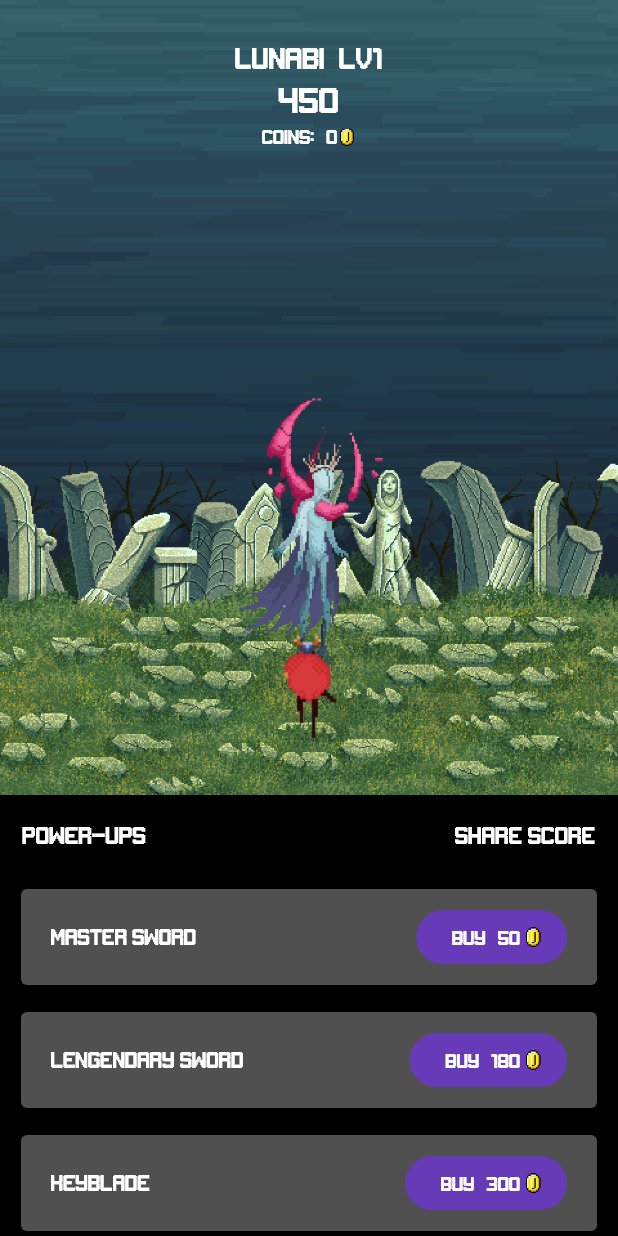
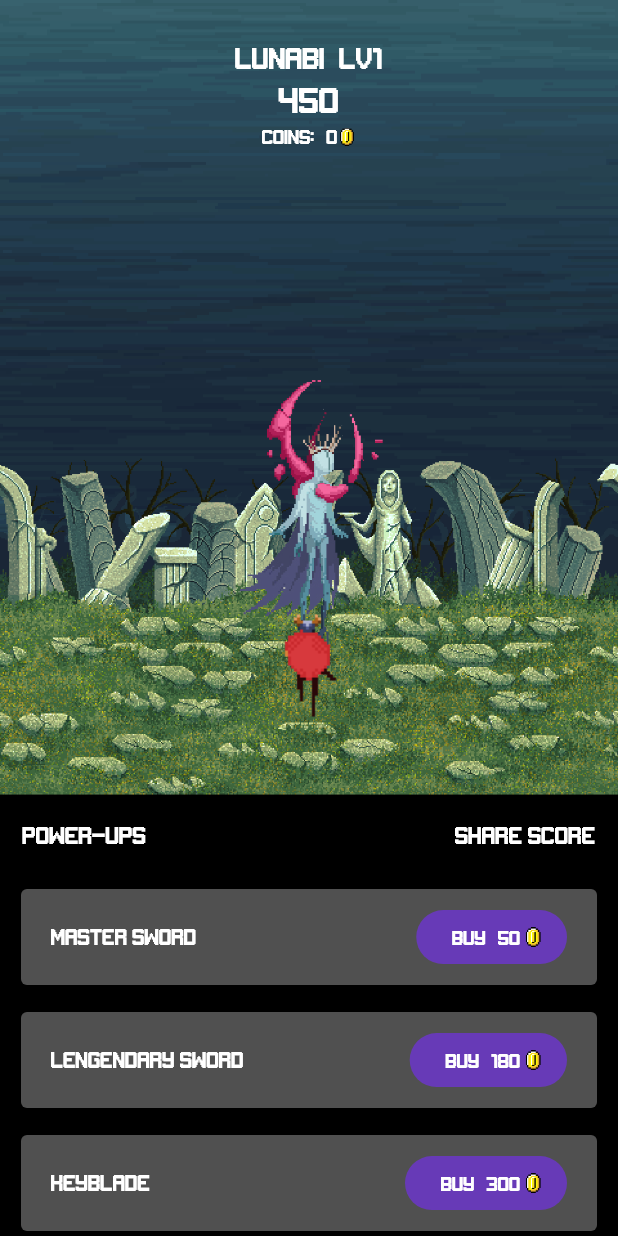
Before and after one commit to mkiisoft/taphero, a Flutter app: the Game widget shown alone on an empty page, opened directly, on a phone screen of 412 x 824 dp. Run offline on Flutter 3.47's test engine with Material 2 defaults, Android fonts, the phone set to English and light mode, and no system bars; our stand-ins replace audioplayers, share, simple_animations.

Commit message:
new layout structure

```diff
--- a/lib/game.dart
+++ b/lib/game.dart
@@ -64,8 +64,10 @@ class _GameState extends State<Game> with WidgetsBindingObserver {
   }
 
   void damage(TapDownDetails details) {
+    if (!Utils.isDesktop()) {
       hitPlayer.pause();
       hitCache.play('audio/sword.mp3');
+    }
     setState(() {
       xAxis = details.globalPosition.dx - 40.0;
       yAxis = details.globalPosition.dy - 80.0;
@@ -79,7 +81,10 @@ class _GameState extends State<Game> with WidgetsBindingObserver {
         bossIndex = (bossIndex + 1 >= bosses.length) ? 0 : ++bossIndex;
         damageBar = bosses[bossIndex].life.toDouble() * multiplier;
         earnedCoin = true;
+
+        if (!Utils.isDesktop()) {
           coinCache.play('audio/coin.mp3');
+        }
         Future.delayed(const Duration(seconds: 1), () {
           setState(() {
             earnedCoin = false;
@@ -97,13 +102,22 @@ class _GameState extends State<Game> with WidgetsBindingObserver {
     });
   }
 
+  double width(BuildContext context) {
+    return MediaQuery.of(context).size.width;
+  }
+
+  double height(BuildContext context) {
+    return MediaQuery.of(context).size.height;
+  }
+
   double listHeight(BuildContext context) {
-    var height = MediaQuery.of(context).size.height;
-    return height / 2.8;
+    return width(context) >= 700 ? height(context) : height(context) / 2.8;
   }
 
   void buyPowerUp(int index) {
+    if (!Utils.isDesktop()) {
       coinCache.play('audio/money.mp3');
+    }
     setState(() {
       if (coins >= list[index].coins) {
         coins = coins - list[index].coins;
@@ -115,10 +129,7 @@ class _GameState extends State<Game> with WidgetsBindingObserver {
 
   Widget coinVisibility(bool bought) {
     if (bought) {
-      return Container(
-        width: 0.0,
-        height: 0.0,
-      );
+      return Container();
     } else {
       return Image.asset(
         "assets/elements/coin.png",
@@ -193,206 +204,50 @@ class _GameState extends State<Game> with WidgetsBindingObserver {
     Share.share("Tap Hero: I survive until ${bosses[bossIndex].name} LV$level! Now is your turn!");
   }
 
-  @override
-  void initState() {
-    WidgetsBinding.instance.addObserver(this);
-    super.initState();
-    initPlayer();
-    if (!musicPlaying) {
-      musicPlaying = true;
-      playMusic();
+  Widget gameEngine(BuildContext context) {
+    return width(context) >= 700
+        ? Row(
+      children: <Widget>[
+        gamePanel(),
+        sidePanel(),
+      ],
+    )
+        : Column(
+      children: <Widget>[
+        gamePanel(),
+        sidePanel(),
+      ],
+    );
   }
 
-    damageBar = bosses[bossIndex].life.toDouble() * multiplier;
-  }
-
-  @override
-  void dispose() {
-    if (musicPlaying && instance != null) {
-      instance.stop();
-    }
-    WidgetsBinding.instance.removeObserver(this);
-    super.dispose();
-  }
-
-  @override
-  void didChangeAppLifecycleState(AppLifecycleState state) {
-    super.didChangeAppLifecycleState(state);
-    if (state == AppLifecycleState.inactive && instance != null) {
-      if (musicPlaying) {
-        instance.stop();
-        musicPlaying = false;
-      }
-    } else if (state == AppLifecycleState.resumed) {
-      if (!musicPlaying) {
-        musicPlaying = true;
-        playMusic();
-      }
-    }
-  }
-
-
-  @override
-  Widget build(BuildContext context) {
-    return Container(
+  Widget gamePanel() {
+    return Align(
+      // Stage panel
+      alignment: Alignment.topCenter,
+      child: Container(
+        color: Colors.transparent,
+        height: width(context) >= 700 ? height(context) : height(context) - listHeight(context),
+        width: width(context) >= 700 ? width(context) >= 700 && width(context) <= 1000 ? 400 : 700 : width(context),
         child: Stack(
-        alignment: Alignment.center,
           children: <Widget>[
             SizedBox.expand(
+              // Background
               child: Image.asset(
                 skyAsset(),
                 fit: BoxFit.cover,
               ),
             ),
             Align(
-            alignment: Alignment.bottomCenter,
-            child: Container(
-              color: Colors.black,
-              height: listHeight(context),
-              alignment: Alignment.bottomCenter,
-              child: Column(
-                mainAxisAlignment: MainAxisAlignment.spaceBetween,
-                children: <Widget>[
-                  Row(
-                    children: <Widget>[
-                      Expanded(
-                        child: Align(
-                          alignment: Alignment.centerLeft,
-                          child: Padding(
-                            padding: const EdgeInsets.symmetric(
-                                vertical: 20.0, horizontal: 15.0),
-                            child: Material(
-                              color: Colors.transparent,
-                              child: Text(
-                                "Power-Ups",
-                                style: Utils.textStyle(12.0),
-                              ),
-                            ),
-                          ),
-                        ),
-                      ),
-                      Align(
-                        alignment: Alignment.centerRight,
-                        child: GestureDetector(
-                          onTap: () => share(),
-                          child: Padding(
-                            padding: const EdgeInsets.symmetric(
-                                vertical: 20.0, horizontal: 15.0),
-                            child: Material(
-                              color: Colors.transparent,
-                              child: Text(
-                                "SHARE SCORE",
-                                style: Utils.textStyle(12.0),
-                              ),
-                            ),
-                          ),
-                        ),
-                      )
-                    ],
-                  ),
-                  Expanded(
-                    child: ScrollConfiguration(
-                      behavior: GlowBehavior(),
-                      child: ListView.builder(
-                        padding: EdgeInsets.only(
-                            bottom: 20.0, left: 10.0, right: 10.0),
-                        itemCount: list.length,
-                        itemBuilder: (context, position) {
-                          PowerUps powerUp = list[position];
-                          int bgColor =
-                              !powerUp.bought && coins >= powerUp.coins
-                                  ? 0xFF808080
-                                  : !powerUp.bought ? 0xFF505050 : 0xFF202020;
-
-                          return Padding(
-                            padding: const EdgeInsets.symmetric(
-                              vertical: 5.0,
-                            ),
-                            child: Card(
-                              color: Color(bgColor),
-                              child: Row(
-                                children: <Widget>[
-                                  Expanded(
-                                    child: Padding(
-                                      padding: const EdgeInsets.symmetric(
-                                          horizontal: 20.0),
-                                      child: Text(
-                                        powerUp.name,
-                                        style: Utils.textStyle(11.0),
-                                      ),
-                                    ),
-                                  ),
-                                  Padding(
-                                    padding: const EdgeInsets.symmetric(
-                                        vertical: 8.0, horizontal: 20.0),
-                                    child: RaisedButton(
-                                      child: Row(
-                                        children: <Widget>[
-                                          Padding(
-                                            padding: const EdgeInsets.only(
-                                                left: 8.0),
-                                            child: Text(
-                                              !powerUp.bought
-                                                  ? "BUY"
-                                                  : "BOUGTH",
-                                              style: Utils.textStyle(10.0),
-                                            ),
-                                          ),
-                                          Padding(
-                                            padding: EdgeInsets.only(
-                                                left: 8.0,
-                                                right: !powerUp.bought
-                                                    ? 2.0
-                                                    : 0.0),
-                                            child: Text(
-                                              !powerUp.bought
-                                                  ? powerUp.coins.toString()
-                                                  : "",
-                                              style: Utils.textStyle(10.0),
-                                            ),
-                                          ),
-                                          coinVisibility(powerUp.bought),
-                                        ],
-                                      ),
-                                      color: Colors.deepPurpleAccent,
-                                      disabledColor: Colors.deepPurple,
-                                      onPressed: !powerUp.bought &&
-                                              coins >= powerUp.coins
-                                          ? () => buyPowerUp(position)
-                                          : null,
-                                      shape: RoundedRectangleBorder(
-                                        borderRadius:
-                                            BorderRadius.circular(20.0),
-                                      ),
-                                    ),
-                                  )
-                                ],
-                              ),
-                            ),
-                          );
-                        },
-                      ),
-                    ),
-                  ),
-                ],
-              ),
-            ),
-          ),
-          Align(
-            alignment: Alignment.topCenter,
-            child: Container(
-              color: Colors.transparent,
-              height: MediaQuery.of(context).size.height - listHeight(context),
-              child: OverflowBox(
               child: Image.asset(
                 stageAsset(),
                 alignment: Alignment.bottomCenter,
+                fit: BoxFit.fitWidth,
               ),
+              alignment: Alignment.bottomCenter,
             ),
-            ),
-          ),
-          Padding(
-            padding: const EdgeInsets.only(bottom: 100.0),
+            Align(
+              child: Padding(
+                padding: const EdgeInsets.only(bottom: 80.0),
                 child: Image.asset(
                   bosses[bossIndex].asset,
                   height: 200.0,
@@ -400,11 +255,17 @@ class _GameState extends State<Game> with WidgetsBindingObserver {
                   color: tap ? Color(0x80FFFFFF) : null,
                 ),
               ),
-          Padding(
-            padding: EdgeInsets.only(top: 80.0),
+              alignment: Alignment.bottomCenter,
+            ),
+            Align(
+              child: Padding(
+                padding: EdgeInsets.only(bottom: 50.0),
                 child: Image.asset(
                   hero(),
+                  alignment: Alignment.bottomCenter,
                 ),
+              ),
+              alignment: Alignment.bottomCenter,
             ),
             Container(
               margin: EdgeInsets.symmetric(vertical: 30.0),
@@ -416,41 +277,29 @@ class _GameState extends State<Game> with WidgetsBindingObserver {
                     children: <Widget>[
                       Padding(
                         padding: const EdgeInsets.only(bottom: 8.0),
-                      child: Material(
-                        color: Colors.transparent,
                         child: Text(
                           bosses[bossIndex].name + "  LV" + level.toString(),
                           style: Utils.textStyle(15.0),
                         ),
                       ),
-                    ),
-                    Material(
-                      color: Colors.transparent,
-                      child: Text(
+                      Text(
                         damageBar.toInt().toString(),
                         style: Utils.textStyle(18.0),
-                      ),
                       ),
                       Padding(
                         padding: const EdgeInsets.all(8.0),
                         child: Row(
                           mainAxisAlignment: MainAxisAlignment.center,
                           children: <Widget>[
-                          Material(
-                            color: Colors.transparent,
-                            child: Text(
+                            Text(
                               "COINS: ",
                               style: Utils.textStyle(10.0),
                             ),
-                          ),
                             Padding(
                               padding: const EdgeInsets.only(left: 5.0),
-                            child: Material(
-                              color: Colors.transparent,
                               child: Text(
                                 coins.toString(),
                                 style: Utils.textStyle(10.0),
-                              ),
                               ),
                             ),
                             Image.asset(
@@ -466,22 +315,192 @@ class _GameState extends State<Game> with WidgetsBindingObserver {
                 ),
               ),
             ),
-          Align(
-            alignment: Alignment.topCenter,
-            child: GestureDetector(
+            GestureDetector(
               onTapDown: (TapDownDetails details) => damage(details),
               onTapUp: (TapUpDetails details) => hide(null),
               onTapCancel: () => hide(null),
-              child: Container(
-                color: Colors.transparent,
-                height:
-                    MediaQuery.of(context).size.height - listHeight(context),
-              ),
-            ),
             ),
             hitBox(),
           ],
         ),
+      ),
     );
   }
+
+  Widget sidePanel() {
+    return Container(
+      color: Colors.black,
+      height: listHeight(context),
+      width: width(context) >= 700
+          ? width(context) >= 700 && width(context) <= 1000
+          ? width(context) - 700 + 300
+          : width(context) - 700
+          : width(context),
+      child: Column(
+        mainAxisAlignment: MainAxisAlignment.spaceBetween,
+        children: <Widget>[
+          Row(
+            children: <Widget>[
+              Expanded(
+                child: Align(
+                  alignment: Alignment.centerLeft,
+                  child: Padding(
+                    padding: const EdgeInsets.symmetric(
+                        vertical: 20.0, horizontal: 15.0),
+                    child: Text(
+                      "Power-Ups",
+                      style: Utils.textStyle(12.0),
+                    ),
+                  ),
+                ),
+              ),
+              Align(
+                alignment: Alignment.centerRight,
+                child: GestureDetector(
+                  onTap: share,
+                  child: Padding(
+                    padding: const EdgeInsets.symmetric(
+                        vertical: 20.0, horizontal: 15.0),
+                    child: Text(
+                      "SHARE SCORE",
+                      style: Utils.textStyle(12.0),
+                    ),
+                  ),
+                ),
+              )
+            ],
+          ),
+          Expanded(
+            child: ScrollConfiguration(
+              behavior: GlowBehavior(),
+              child: ListView.builder(
+                padding: EdgeInsets.only(bottom: 20.0, left: 10.0, right: 10.0),
+                itemCount: list.length,
+                itemBuilder: (context, position) {
+                  PowerUps powerUp = list[position];
+                  int bgColor = !powerUp.bought && coins >= powerUp.coins
+                      ? 0xFF808080
+                      : !powerUp.bought ? 0xFF505050 : 0xFF202020;
+
+                  return Padding(
+                    padding: const EdgeInsets.symmetric(
+                      vertical: 5.0,
+                    ),
+                    child: Card(
+                      color: Color(bgColor),
+                      child: Row(
+                        children: <Widget>[
+                          Expanded(
+                            child: Padding(
+                              padding:
+                              const EdgeInsets.symmetric(horizontal: 20.0),
+                              child: Text(
+                                powerUp.name,
+                                style: Utils.textStyle(11.0),
+                              ),
+                            ),
+                          ),
+                          Padding(
+                            padding: const EdgeInsets.symmetric(
+                                vertical: 8.0, horizontal: 20.0),
+                            child: RaisedButton(
+                              child: Row(
+                                children: <Widget>[
+                                  Padding(
+                                    padding: const EdgeInsets.only(left: 8.0),
+                                    child: Text(
+                                      !powerUp.bought ? "BUY" : "BOUGHT",
+                                      style: Utils.textStyle(10.0),
+                                    ),
+                                  ),
+                                  Padding(
+                                    padding: EdgeInsets.only(
+                                        left: 8.0,
+                                        right: !powerUp.bought ? 2.0 : 0.0),
+                                    child: Text(
+                                      !powerUp.bought
+                                          ? powerUp.coins.toString()
+                                          : "",
+                                      style: Utils.textStyle(10.0),
+                                    ),
+                                  ),
+                                  coinVisibility(powerUp.bought),
+                                ],
+                              ),
+                              color: Colors.deepPurpleAccent,
+                              disabledColor: Colors.deepPurple,
+                              onPressed:
+                              !powerUp.bought && coins >= powerUp.coins
+                                  ? () => buyPowerUp(position)
+                                  : null,
+                              shape: RoundedRectangleBorder(
+                                borderRadius: BorderRadius.circular(20.0),
+                              ),
+                            ),
+                          )
+                        ],
+                      ),
+                    ),
+                  );
+                },
+              ),
+            ),
+          ),
+        ],
+      ),
+    );
   }
+
+  @override
+  void initState() {
+    WidgetsBinding.instance.addObserver(this);
+    super.initState();
+
+    if (!Utils.isDesktop()) {
+      initPlayer();
+      if (!musicPlaying) {
+        musicPlaying = true;
+        playMusic();
+      }
+    }
+
+    damageBar = bosses[bossIndex].life.toDouble() * multiplier;
+  }
+
+  @override
+  void dispose() {
+    if (!Utils.isDesktop()) {
+      if (musicPlaying && instance != null) {
+        instance.stop();
+      }
+    }
+    WidgetsBinding.instance.removeObserver(this);
+    super.dispose();
+  }
+
+  @override
+  void didChangeAppLifecycleState(AppLifecycleState state) {
+    super.didChangeAppLifecycleState(state);
+
+    if (!Utils.isDesktop()) {
+      if (state == AppLifecycleState.inactive && instance != null) {
+        if (musicPlaying) {
+          instance.stop();
+          musicPlaying = false;
+        }
+      } else if (state == AppLifecycleState.resumed) {
+        if (!musicPlaying) {
+          musicPlaying = true;
+          playMusic();
+        }
+      }
+    }
+  }
+
+  @override
+  Widget build(BuildContext context) {
+    return LayoutBuilder(builder: (context, constraints) {
+      return Material(child: gameEngine(context));
+    });
+  }
+}
--- a/lib/utils.dart
+++ b/lib/utils.dart
@@ -1,4 +1,7 @@
+import 'dart:io' show Platform;
+
 import 'package:flutter/material.dart';
+
 import 'powerups.dart';
 import 'bosses.dart';
 
@@ -35,6 +38,10 @@ class Utils {
       fontFamily: "Gameplay",
       fontSize: size,
     );
+  }
+
+  static bool isDesktop() {
+    return Platform.isMacOS || Platform.isWindows || Platform.isLinux;
   }
 }
 
--- a/lib/welcome.dart
+++ b/lib/welcome.dart
@@ -4,8 +4,9 @@ import 'package:audioplayers/audio_cache.dart';
 import 'package:audioplayers/audioplayers.dart';
 import 'package:flutter/material.dart';
 
+import 'particles.dart';
 import 'route.dart';
-import 'particles.dart';
+import 'utils.dart';
 
 class Welcome extends StatefulWidget {
   @override
@@ -127,10 +128,14 @@ class _WelcomeState extends State<Welcome>
   void initState() {
     WidgetsBinding.instance.addObserver(this);
     super.initState();
+
+    if (!Utils.isDesktop()) {
       if (!musicPlaying) {
         musicPlaying = true;
         playMusic();
       }
+    }
+
     initTapAnimation();
     initAnimation();
   }
@@ -138,9 +143,13 @@ class _WelcomeState extends State<Welcome>
   @override
   void dispose() {
     disposeAnimations();
+
+    if (!Utils.isDesktop()) {
       if (musicPlaying && instance != null) {
         instance.stop();
       }
+    }
+
     WidgetsBinding.instance.removeObserver(this);
     super.dispose();
   }
@@ -148,6 +157,8 @@ class _WelcomeState extends State<Welcome>
   @override
   void didChangeAppLifecycleState(AppLifecycleState state) {
     super.didChangeAppLifecycleState(state);
+
+    if (!Utils.isDesktop()) {
       if (state == AppLifecycleState.inactive && instance != null) {
         if (musicPlaying) {
           instance.stop();
@@ -157,6 +168,7 @@ class _WelcomeState extends State<Welcome>
         if (!musicPlaying) {
           musicPlaying = true;
           playMusic();
+        }
       }
     }
   }
```
Lines whose indentation alone changed are shown as unchanged.
